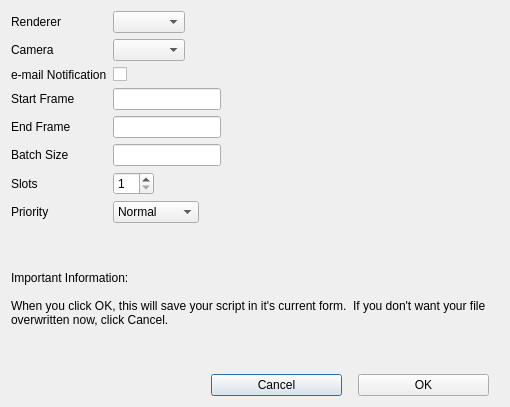
First picture: the form in plugins/maya/dialog.ui, repository primefocusworld/sge4vfx, before the edit.
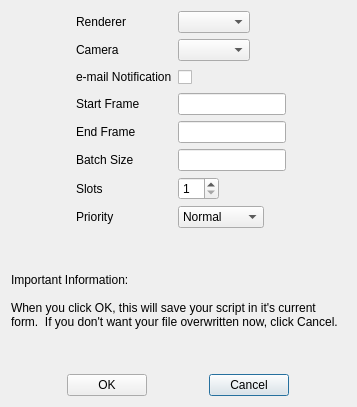
Second picture: the form after the edit.

Commit message: Maya dialog now populates properly.  Doesn't create files yet or render yet

Diff of the .ui file:
```diff
--- a/plugins/maya/dialog.ui
+++ b/plugins/maya/dialog.ui
@@ -6,7 +6,7 @@
    <rect>
     <x>0</x>
     <y>0</y>
-    <width>510</width>
+    <width>357</width>
     <height>407</height>
    </rect>
   </property>
@@ -19,6 +19,9 @@
      <property name="fieldGrowthPolicy">
       <enum>QFormLayout::FieldsStayAtSizeHint</enum>
      </property>
+     <property name="formAlignment">
+      <set>Qt::AlignHCenter|Qt::AlignTop</set>
+     </property>
      <item row="3" column="0">
       <widget class="QLabel" name="startFrameLabel">
        <property name="text">
@@ -71,7 +74,11 @@
       </widget>
      </item>
      <item row="2" column="1">
-      <widget class="QCheckBox" name="eMailNotificationCheckBox"/>
+      <widget class="QCheckBox" name="eMailNotificationCheckBox">
+       <property name="text">
+        <string>      </string>
+       </property>
+      </widget>
      </item>
      <item row="7" column="0">
       <widget class="QLabel" name="priorityLabel">
@@ -144,47 +151,20 @@
      <property name="sizeConstraint">
       <enum>QLayout::SetDefaultConstraint</enum>
      </property>
-     <item>
-      <spacer name="leftSpacer">
-       <property name="orientation">
-        <enum>Qt::Horizontal</enum>
-       </property>
-       <property name="sizeType">
-        <enum>QSizePolicy::Maximum</enum>
-       </property>
-       <property name="sizeHint" stdset="0">
-        <size>
-         <width>200</width>
-         <height>20</height>
-        </size>
-       </property>
-      </spacer>
-     </item>
-     <item>
-      <widget class="QPushButton" name="cancelButton">
-       <property name="text">
-        <string>Cancel</string>
-       </property>
-      </widget>
-     </item>
-     <item>
-      <spacer name="middleSpacer">
-       <property name="orientation">
-        <enum>Qt::Horizontal</enum>
-       </property>
-       <property name="sizeType">
-        <enum>QSizePolicy::Maximum</enum>
-       </property>
-       <property name="sizeHint" stdset="0">
-        <size>
-         <width>10</width>
-         <height>0</height>
-        </size>
-       </property>
-      </spacer>
-     </item>
      <item>
       <widget class="QPushButton" name="okButton">
+       <property name="sizePolicy">
+        <sizepolicy hsizetype="Fixed" vsizetype="Fixed">
+         <horstretch>0</horstretch>
+         <verstretch>0</verstretch>
+        </sizepolicy>
+       </property>
+       <property name="minimumSize">
+        <size>
+         <width>80</width>
+         <height>0</height>
+        </size>
+       </property>
        <property name="text">
         <string>OK</string>
        </property>
@@ -197,20 +177,23 @@
       </widget>
      </item>
      <item>
-      <spacer name="rightSpacer">
-       <property name="orientation">
-        <enum>Qt::Horizontal</enum>
+      <widget class="QPushButton" name="cancelButton">
+       <property name="sizePolicy">
+        <sizepolicy hsizetype="Fixed" vsizetype="Fixed">
+         <horstretch>0</horstretch>
+         <verstretch>0</verstretch>
+        </sizepolicy>
        </property>
-       <property name="sizeType">
-        <enum>QSizePolicy::Maximum</enum>
-       </property>
-       <property name="sizeHint" stdset="0">
+       <property name="minimumSize">
         <size>
-         <width>10</width>
-         <height>20</height>
+         <width>80</width>
+         <height>0</height>
         </size>
        </property>
-      </spacer>
+       <property name="text">
+        <string>Cancel</string>
+       </property>
+      </widget>
      </item>
     </layout>
    </item>
```
Left out of the diff: 2 changed lines with no effect on the pictures. The commit also changes 3 other files.
